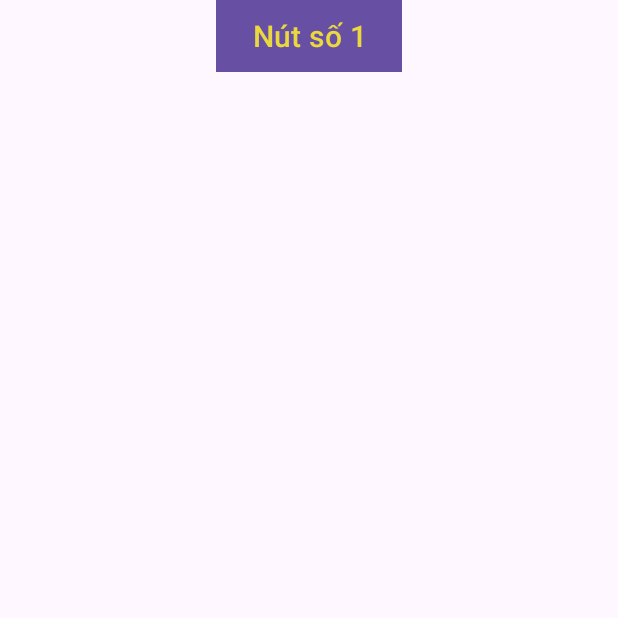
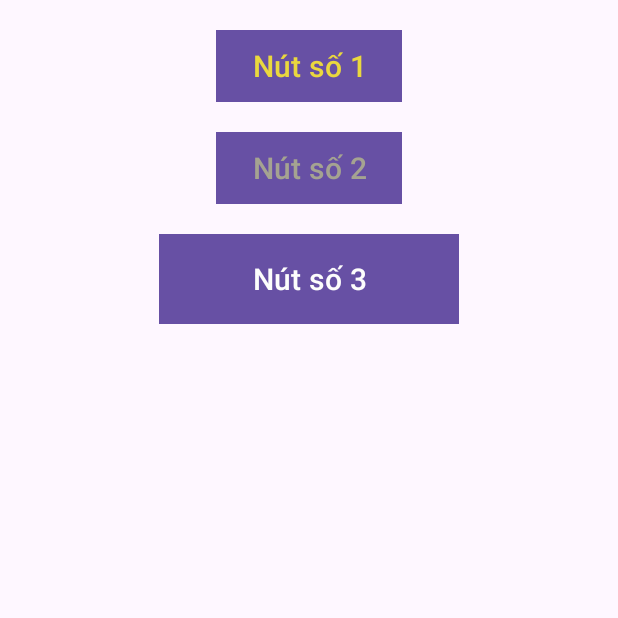
Before and after one commit to PhamThiHoaiThuy/63131403-AdroidProgramming, an Android app: the screen it shows after launch (MainActivity), on a phone screen of 412 x 824 dp, the top half of it. Run offline under Robolectric (Android 15) with nearby library versions, the light colour scheme and no system bars.

Commit message:
Update activity_main.xml

```diff
--- a/Ex2_LinearLayout/app/src/main/res/layout/activity_main.xml
+++ b/Ex2_LinearLayout/app/src/main/res/layout/activity_main.xml
@@ -15,6 +15,27 @@
         android:textColor="#EAD83E"
         android:background="#19476E"
         android:layout_width="wrap_content"
-        android:layout_height="wrap_content"/>
-
+        android:layout_height="wrap_content"
+        android:layout_marginTop="20dp"
+        />
+    <Button
+        android:id="@+id/nutS02"
+        android:text="Nút số 2"
+        android:textSize="20dp"
+        android:textColor="#A5A391"
+        android:background="#19476E"
+        android:layout_width="wrap_content"
+        android:layout_height="wrap_content"
+        android:layout_marginTop="20dp"
+        />
+    <Button
+        android:id="@+id/nutS03"
+        android:text="Nút số 3"
+        android:textSize="20dp"
+        android:textColor="#FDFDFC"
+        android:background="#19476E"
+        android:layout_width="200dp"
+        android:layout_height="60dp"
+        android:layout_marginTop="20dp"
+        />
 </LinearLayout>
```
